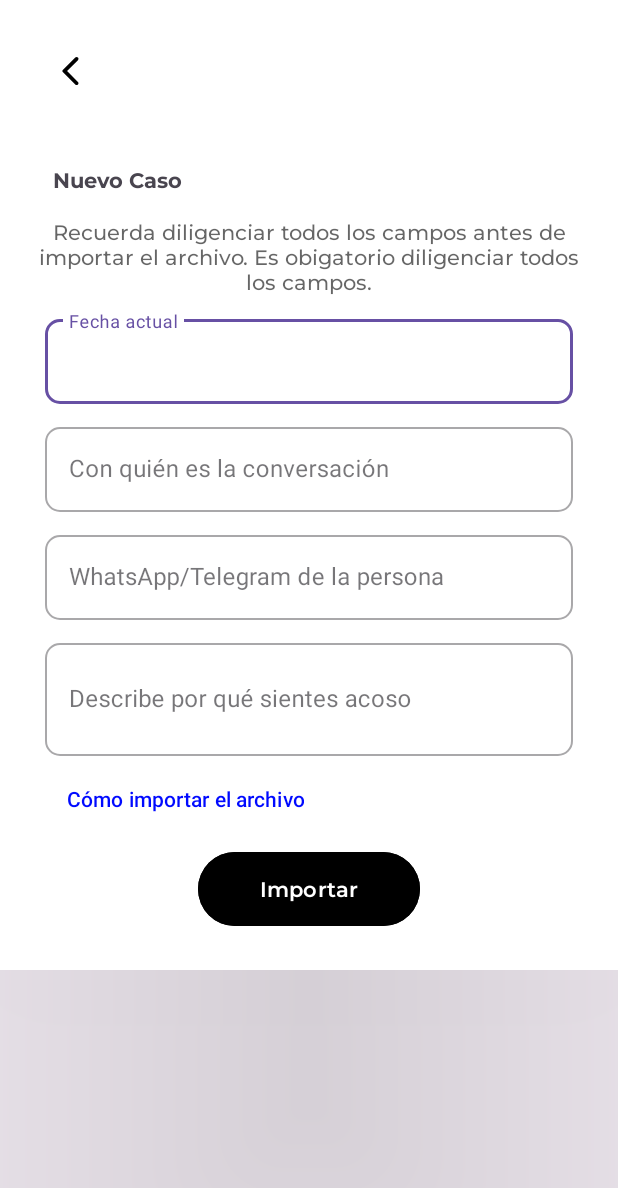
After one commit to samirZapata/Cybersherlock, an Android app built with Jetpack Compose: the layout activity_nuevo_caso.xml on its own in the app's theme, with its tools: preview values and no code run, on a phone screen of 412 x 824 dp. The commit adds this screen. Shown: the top 1188 px of the screen. Run offline under Robolectric (Android 15) with nearby library versions, the light colour scheme and no system bars; network calls fail.

Commit message:
POST de nuevo casos

```diff
--- a/app/build.gradle.kts
+++ b/app/build.gradle.kts
@@ -81,6 +81,9 @@ dependencies {
     implementation ("com.airbnb.android:lottie:5.2.0")
     implementation ("io.github.chaosleung:pinview:1.4.4")
     implementation ("com.google.code.gson:gson:2.10")
-
+    implementation("com.squareup.okhttp3:okhttp:4.9.1")
+    implementation("com.squareup.retrofit2:retrofit:2.9.0")
+    implementation("com.squareup.retrofit2:converter-scalars:2.9.0")
+    implementation("com.squareup.okhttp3:logging-interceptor:4.9.1")
 
 }
--- a/app/src/main/AndroidManifest.xml
+++ b/app/src/main/AndroidManifest.xml
@@ -45,7 +45,8 @@
             android:exported="false" />
         <activity
             android:name=".view.Login"
-            android:exported="false" />
+            android:exported="false"
+            android:noHistory="true"/>
         <activity
             android:name=".view.MainActivity"
             android:exported="true">
--- /dev/null
+++ b/app/src/main/res/drawable/chat.xml
@@ -0,0 +1,5 @@
+<vector android:autoMirrored="true" android:height="24dp"
+    android:tint="#5D5FEF" android:viewportHeight="24"
+    android:viewportWidth="24" android:width="24dp" xmlns:android="http://schemas.android.com/apk/res/android">
+    <path android:fillColor="@android:color/white" android:pathData="M20,2L4,2c-1.1,0 -1.99,0.9 -1.99,2L2,22l4,-4h14c1.1,0 2,-0.9 2,-2L22,4c0,-1.1 -0.9,-2 -2,-2zM6,9h12v2L6,11L6,9zM14,14L6,14v-2h8v2zM18,8L6,8L6,6h12v2z"/>
+</vector>
--- /dev/null
+++ b/app/src/main/res/drawable/export.xml
@@ -0,0 +1,5 @@
+<vector android:height="24dp" android:tint="#5D5FEF"
+    android:viewportHeight="24" android:viewportWidth="24"
+    android:width="24dp" xmlns:android="http://schemas.android.com/apk/res/android">
+    <path android:fillColor="@android:color/white" android:pathData="M9,16h6v-6h4l-7,-7 -7,7h4zM5,18h14v2L5,20z"/>
+</vector>
--- /dev/null
+++ b/app/src/main/res/drawable/ic_file.xml
@@ -0,0 +1,5 @@
+<vector android:autoMirrored="true" android:height="24dp"
+    android:tint="#5D5FEF" android:viewportHeight="24"
+    android:viewportWidth="24" android:width="24dp" xmlns:android="http://schemas.android.com/apk/res/android">
+    <path android:fillColor="@android:color/white" android:pathData="M20,6h-8l-2,-2L4,4c-1.1,0 -2,0.9 -2,2v12c0,1.1 0.9,2 2,2h16c1.1,0 2,-0.9 2,-2L22,8c0,-1.1 -0.9,-2 -2,-2zM14,18v-3h-4v-4h4L14,8l5,5 -5,5z"/>
+</vector>
--- /dev/null
+++ b/app/src/main/res/drawable/ic_importar.xml
@@ -0,0 +1,5 @@
+<vector android:height="24dp" android:tint="#5D5FEF"
+    android:viewportHeight="24" android:viewportWidth="24"
+    android:width="24dp" xmlns:android="http://schemas.android.com/apk/res/android">
+    <path android:fillColor="@android:color/white" android:pathData="M15,2L6,2c-1.1,0 -2,0.9 -2,2v16c0,1.1 0.9,2 2,2h12c1.1,0 2,-0.9 2,-2L20,7l-5,-5zM6,20L6,4h8v4h4v12L6,20zM16,10v5c0,2.21 -1.79,4 -4,4s-4,-1.79 -4,-4L8,8.5c0,-1.47 1.26,-2.64 2.76,-2.49 1.3,0.13 2.24,1.32 2.24,2.63L13,15h-2L11,8.5c0,-0.28 -0.22,-0.5 -0.5,-0.5s-0.5,0.22 -0.5,0.5L10,15c0,1.1 0.9,2 2,2s2,-0.9 2,-2v-5h2z"/>
+</vector>
--- /dev/null
+++ b/app/src/main/res/drawable/setting.xml
@@ -0,0 +1,5 @@
+<vector android:height="24dp" android:tint="#5D5FEF"
+    android:viewportHeight="24" android:viewportWidth="24"
+    android:width="24dp" xmlns:android="http://schemas.android.com/apk/res/android">
+    <path android:fillColor="@android:color/white" android:pathData="M19.14,12.94c0.04,-0.3 0.06,-0.61 0.06,-0.94c0,-0.32 -0.02,-0.64 -0.07,-0.94l2.03,-1.58c0.18,-0.14 0.23,-0.41 0.12,-0.61l-1.92,-3.32c-0.12,-0.22 -0.37,-0.29 -0.59,-0.22l-2.39,0.96c-0.5,-0.38 -1.03,-0.7 -1.62,-0.94L14.4,2.81c-0.04,-0.24 -0.24,-0.41 -0.48,-0.41h-3.84c-0.24,0 -0.43,0.17 -0.47,0.41L9.25,5.35C8.66,5.59 8.12,5.92 7.63,6.29L5.24,5.33c-0.22,-0.08 -0.47,0 -0.59,0.22L2.74,8.87C2.62,9.08 2.66,9.34 2.86,9.48l2.03,1.58C4.84,11.36 4.8,11.69 4.8,12s0.02,0.64 0.07,0.94l-2.03,1.58c-0.18,0.14 -0.23,0.41 -0.12,0.61l1.92,3.32c0.12,0.22 0.37,0.29 0.59,0.22l2.39,-0.96c0.5,0.38 1.03,0.7 1.62,0.94l0.36,2.54c0.05,0.24 0.24,0.41 0.48,0.41h3.84c0.24,0 0.44,-0.17 0.47,-0.41l0.36,-2.54c0.59,-0.24 1.13,-0.56 1.62,-0.94l2.39,0.96c0.22,0.08 0.47,0 0.59,-0.22l1.92,-3.32c0.12,-0.22 0.07,-0.47 -0.12,-0.61L19.14,12.94zM12,15.6c-1.98,0 -3.6,-1.62 -3.6,-3.6s1.62,-3.6 3.6,-3.6s3.6,1.62 3.6,3.6S13.98,15.6 12,15.6z"/>
+</vector>
--- /dev/null
+++ b/app/src/main/res/drawable/zip.xml
@@ -0,0 +1,5 @@
+<vector android:height="24dp" android:tint="#5D5FEF"
+    android:viewportHeight="24" android:viewportWidth="24"
+    android:width="24dp" xmlns:android="http://schemas.android.com/apk/res/android">
+    <path android:fillColor="@android:color/white" android:pathData="M20,6h-8l-2,-2H4C2.9,4 2.01,4.9 2.01,6L2,18c0,1.1 0.9,2 2,2h16c1.1,0 2,-0.9 2,-2V8C22,6.9 21.1,6 20,6zM18,12h-2v2h2v2h-2v2h-2v-2h2v-2h-2v-2h2v-2h-2V8h2v2h2V12z"/>
+</vector>
--- /dev/null
+++ b/app/src/main/res/layout/activity_nuevo_caso.xml
@@ -0,0 +1,186 @@
+<?xml version="1.0" encoding="utf-8"?>
+<ScrollView xmlns:android="http://schemas.android.com/apk/res/android"
+    xmlns:app="http://schemas.android.com/apk/res-auto"
+    xmlns:tools="http://schemas.android.com/tools"
+    android:layout_width="match_parent"
+    android:layout_height="match_parent"
+    tools:context=".view.Nuevo_caso">
+
+    <LinearLayout xmlns:android="http://schemas.android.com/apk/res/android"
+        xmlns:app="http://schemas.android.com/apk/res-auto"
+        xmlns:tools="http://schemas.android.com/tools"
+        android:layout_width="match_parent"
+        android:layout_height="match_parent"
+        android:background="@color/white"
+        android:elevation="200dp"
+        android:orientation="vertical"
+        android:padding="20dp"
+        app:layout_constraintTop_toTopOf="parent">
+
+        <ImageView
+            android:id="@+id/btnBack"
+            android:layout_width="wrap_content"
+            android:layout_height="wrap_content"
+            android:clickable="true"
+            android:padding="15dp"
+            android:src="@drawable/ic_back"
+            android:contentDescription="@string/back_button"
+            />
+
+        <TextView
+            android:id="@+id/nuevoCaso"
+            android:layout_width="wrap_content"
+            android:layout_height="wrap_content"
+            android:layout_marginTop="20dp"
+            android:fontFamily="@font/montserrat_bold"
+            android:padding="15dp"
+            android:text="Nuevo Caso"
+            app:layout_constraintEnd_toEndOf="parent"
+            app:layout_constraintStart_toStartOf="parent"
+            app:layout_constraintTop_toTopOf="parent"
+            tools:layout_marginStart="122dp" />
+
+        <TextView
+            android:id="@+id/textView2"
+            android:layout_width="wrap_content"
+            android:layout_height="wrap_content"
+            android:fontFamily="@font/montserrat_medium"
+            android:gravity="center_horizontal"
+            android:text="Recuerda diligenciar todos los campos antes de importar el archivo. Es obigatorio diligenciar todos los campos."
+            android:textColor="@color/textColor"
+            app:layout_constraintEnd_toEndOf="parent"
+            app:layout_constraintHorizontal_bias="0.495"
+            app:layout_constraintStart_toStartOf="parent"
+            app:layout_constraintTop_toBottomOf="@+id/nuevoCaso" />
+
+        <com.google.android.material.textfield.TextInputLayout
+            android:id="@+id/txtFecha"
+            style="@style/Widget.MaterialComponents.TextInputLayout.OutlinedBox"
+            android:layout_width="match_parent"
+            android:layout_height="wrap_content"
+            android:layout_marginStart="10dp"
+            android:layout_marginTop="10dp"
+            android:layout_marginEnd="10dp"
+            android:hint="Fecha actual"
+            app:boxBackgroundMode="outline"
+            app:boxCornerRadiusBottomEnd="10dp"
+            app:boxCornerRadiusBottomStart="10dp"
+            app:boxCornerRadiusTopEnd="10dp"
+            app:boxCornerRadiusTopStart="10dp"
+            app:layout_constraintEnd_toEndOf="parent"
+            app:layout_constraintStart_toStartOf="parent"
+            app:layout_constraintTop_toTopOf="parent"
+            app:startIconTint="#000">
+
+            <com.google.android.material.textfield.TextInputEditText
+                android:id="@+id/edtDate"
+                android:layout_width="match_parent"
+                android:layout_height="wrap_content"
+                android:inputType="date"/>
+        </com.google.android.material.textfield.TextInputLayout>
+
+        <com.google.android.material.textfield.TextInputLayout
+            android:id="@+id/txtnombre_acosador"
+            style="@style/Widget.MaterialComponents.TextInputLayout.OutlinedBox"
+            android:layout_width="match_parent"
+            android:layout_height="wrap_content"
+            android:layout_marginStart="10dp"
+            android:layout_marginTop="10dp"
+            android:layout_marginEnd="10dp"
+            android:hint="Con quién es la conversación"
+            app:boxBackgroundMode="outline"
+            app:boxCornerRadiusBottomEnd="10dp"
+            app:boxCornerRadiusBottomStart="10dp"
+            app:boxCornerRadiusTopEnd="10dp"
+            app:boxCornerRadiusTopStart="10dp"
+            app:layout_constraintEnd_toEndOf="parent"
+            app:layout_constraintStart_toStartOf="parent"
+            app:layout_constraintTop_toTopOf="parent"
+            app:startIconTint="#000">
+
+            <com.google.android.material.textfield.TextInputEditText
+                android:id="@+id/edtPersonaje"
+                android:layout_width="match_parent"
+                android:layout_height="wrap_content"
+                android:inputType="text"/>
+        </com.google.android.material.textfield.TextInputLayout>
+
+        <com.google.android.material.textfield.TextInputLayout
+            android:id="@+id/Telefono_personaje"
+            style="@style/Widget.MaterialComponents.TextInputLayout.OutlinedBox"
+            android:layout_width="match_parent"
+            android:layout_height="wrap_content"
+            android:layout_marginStart="10dp"
+            android:layout_marginTop="10dp"
+            android:layout_marginEnd="10dp"
+            android:hint="WhatsApp/Telegram de la persona"
+            app:boxBackgroundMode="outline"
+            app:boxCornerRadiusBottomEnd="10dp"
+            app:boxCornerRadiusBottomStart="10dp"
+            app:boxCornerRadiusTopEnd="10dp"
+            app:boxCornerRadiusTopStart="10dp"
+            app:layout_constraintEnd_toEndOf="parent"
+            app:layout_constraintStart_toStartOf="parent"
+            app:layout_constraintTop_toTopOf="parent"
+            app:startIconTint="#000">
+
+            <com.google.android.material.textfield.TextInputEditText
+                android:id="@+id/edtPhone"
+                android:layout_width="match_parent"
+                android:layout_height="wrap_content"
+                android:inputType="phone"/>
+        </com.google.android.material.textfield.TextInputLayout>
+
+        <com.google.android.material.textfield.TextInputLayout
+            android:id="@+id/txtDescripcion"
+            style="@style/Widget.MaterialComponents.TextInputLayout.OutlinedBox"
+            android:layout_width="match_parent"
+            android:layout_height="85dp"
+            android:layout_marginStart="10dp"
+            android:layout_marginTop="10dp"
+            android:layout_marginEnd="10dp"
+            android:hint="Describe por qué sientes acoso"
+            app:boxBackgroundMode="outline"
+            app:boxCornerRadiusBottomEnd="10dp"
+            app:boxCornerRadiusBottomStart="10dp"
+            app:boxCornerRadiusTopEnd="10dp"
+            app:boxCornerRadiusTopStart="10dp"
+            app:layout_constraintEnd_toEndOf="parent"
+            app:layout_constraintStart_toStartOf="parent"
+            app:layout_constraintTop_toTopOf="parent"
+            app:startIconTint="#000">
+
+            <com.google.android.material.textfield.TextInputEditText
+                android:id="@+id/edtDescribe"
+                android:layout_width="match_parent"
+                android:layout_height="75dp"
+                android:inputType="text" />
+        </com.google.android.material.textfield.TextInputLayout>
+
+        <Button
+            android:id="@+id/btn_pasos"
+            android:layout_width="wrap_content"
+            android:layout_height="wrap_content"
+            android:layout_gravity="clip_horizontal"
+            android:backgroundTint="@color/white"
+            android:text="Cómo importar el archivo"
+            android:textColor="@color/linkColor" />
+
+        <Button
+            android:id="@+id/btn_importar"
+            android:layout_width="148dp"
+            android:layout_height="57dp"
+            android:layout_gravity="center"
+            android:layout_marginTop="7dp"
+            android:layout_marginBottom="5dp"
+            android:backgroundTint="@color/generalBtnColor"
+            android:fontFamily="@font/montserrat_semi_bold"
+            android:gravity="center"
+            android:text="Importar"
+            android:textColor="@color/white"
+            app:layout_constraintEnd_toEndOf="parent"
+            app:layout_constraintStart_toStartOf="parent"
+            app:layout_constraintTop_toBottomOf="@+id/Descripcion" />
+
+    </LinearLayout>
+</ScrollView>
--- a/app/src/main/res/layout/activity_olvidar_contrasena.xml
+++ b/app/src/main/res/layout/activity_olvidar_contrasena.xml
@@ -21,9 +21,10 @@
             android:id="@+id/btnBack"
             android:layout_width="wrap_content"
             android:layout_height="wrap_content"
+            android:clickable="true"
+            android:padding="15dp"
             android:src="@drawable/ic_back"
-            android:padding="5dp"
-            android:clickable="true"
+            android:contentDescription="@string/back_button"
             />
 
         <ImageView
--- a/app/src/main/res/values/strings.xml
+++ b/app/src/main/res/values/strings.xml
@@ -21,6 +21,7 @@
     <string name="title_activity_dash">Dash</string>
     <string name="verificacionTwo">Escribe el codigo enviado a </string>
     <string name="newCredentialsDesc">Hemos verificado tu identidad ahora\nEstablece tu nueva contraseña</string>
+    <string name="back_button">Vuelve atás</string>
 
     <string name="vocabulario">El ciberacoso puede ser\n" +
                             "una experiencia traumática \n" +
```
Also changed, not shown: app/src/main/java/com/usbbog/cbs_app/modelHelper/Holder.java (+13 -1 lines), app/src/main/java/com/usbbog/cbs_app/networking/Network.java (+14 -5 lines), app/src/main/java/com/usbbog/cbs_app/view/Nuevo_caso.java (added, +274 -0 lines), app/src/main/java/com/usbbog/cbs_app/view/OlvidarContrasena.java (+19 -9 lines), app/src/main/java/com/usbbog/cbs_app/view/Pasos_importar.java (added, +28 -0 lines), app/src/main/java/com/usbbog/cbs_app/view/Sing_up.java (+10 -2 lines), app/src/main/res/layout/activity_pasos_importar.xml (added, +131 -0 lines).
